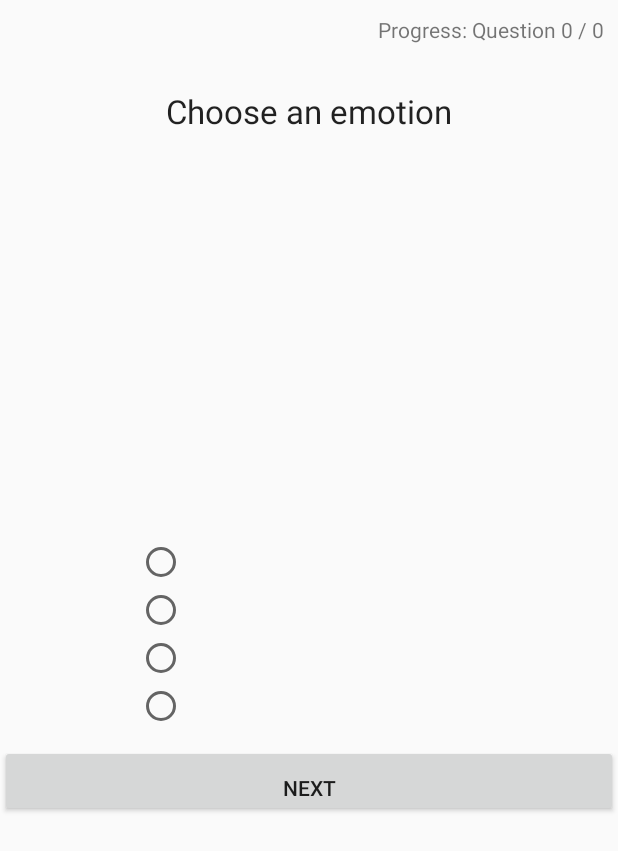
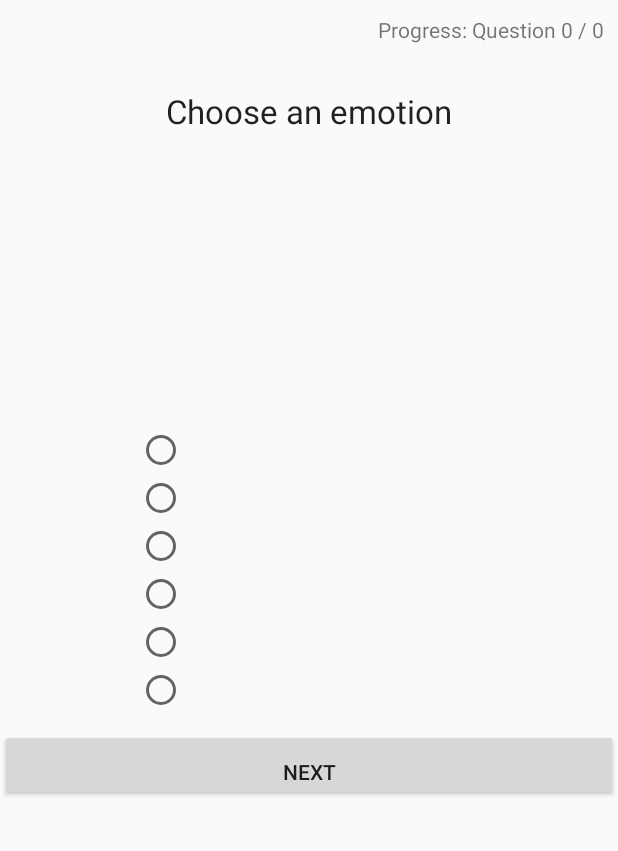
Before and after one commit to bustosalex/color-app, an Android app: the layout activity_survey.xml on its own in the app's theme, with its tools: preview values and no code run, on a phone screen of 412 x 824 dp. Shown: the top 851 px of the screen. Run offline under Robolectric (Android 15) with nearby library versions, the phone set to English and light mode, and no system bars.

Commit message:
Communicated with the server now and instead of having four options the user now has six, also made changes to the User class and the Last Question.xml so that it now asks the user for their favorite color

```diff
--- a/app/src/main/java/com/example/alex/colorapp/QuestionActivity.java
+++ b/app/src/main/java/com/example/alex/colorapp/QuestionActivity.java
@@ -20,6 +20,7 @@ public class QuestionActivity extends AppCompatActivity implements AdapterView.O
     private Spinner spinner;
     private Button startQuiz;
     private static final String[]options = {"Male", "Female", "Transgender", "Do not want to choose"};
+    private EditText favoriteColor;
     private EditText age;
     protected void onCreate(Bundle savedInstanceState) {
 
@@ -27,6 +28,8 @@ public class QuestionActivity extends AppCompatActivity implements AdapterView.O
         setContentView(R.layout.last_question);
         spinner = (Spinner)findViewById(R.id.spinner);
         age = (EditText) findViewById(R.id.editAge);
+        favoriteColor = (EditText) findViewById(R.id.editFavColor);
+
         ArrayAdapter<String>adapter = new ArrayAdapter<String>(QuestionActivity.this,
                 android.R.layout.simple_spinner_item,options);
 
@@ -48,7 +51,8 @@ public class QuestionActivity extends AppCompatActivity implements AdapterView.O
         if(conditionsAreMet()==true) {
             String userAge = age.getText().toString();
             String userGender = spinner.getSelectedItem().toString();
-            User user = new User (userGender, userAge);
+            String userFavoriteColor = favoriteColor.getText().toString();
+            User user = new User (userGender, userAge, userFavoriteColor);
             Intent intent = new Intent(this, SurveyActivity.class);
             intent.putExtra("UserObject", user);
             Log.d("PassedUserObject", user.toString());
--- a/app/src/main/java/com/example/alex/colorapp/SurveyActivity.java
+++ b/app/src/main/java/com/example/alex/colorapp/SurveyActivity.java
@@ -25,7 +25,7 @@ public class SurveyActivity extends AppCompatActivity {
 
     ImageView image;
     Button next;
-    private RadioButton[] radioButtons = new RadioButton[4];
+    private RadioButton[] radioButtons = new RadioButton[6];
     private Map<String, String> allCorrectAnswers= new HashMap<>(); //allAnswers in sportsQuiz app
     private String[] colorArray = new String[]{"blue","green","orange",
             "purple","red", "yellow"};
@@ -48,6 +48,8 @@ public class SurveyActivity extends AppCompatActivity {
         radioButtons[1] = (RadioButton) findViewById(R.id.radio_button_2);
         radioButtons[2] = (RadioButton) findViewById(R.id.radio_button_3);
         radioButtons[3] = (RadioButton) findViewById(R.id.radio_button_4);
+        radioButtons[4] = (RadioButton) findViewById(R.id.radio_button_5);
+        radioButtons[5] = (RadioButton) findViewById(R.id.radio_button_6);
 
 
         questionNumber = 0;
@@ -78,6 +80,7 @@ public class SurveyActivity extends AppCompatActivity {
             Log.d("LastAnswer", selectedAnswers.get("yellow"));
             currentUser.setHashMap(selectedAnswers);
             Log.d("UserSet", currentUser.getHashMap().get("yellow"));
+
             UserLocalStore store = new UserLocalStore(this);
             store.storeUserData(currentUser);
             ServerRequest serverRequest = new ServerRequest(this);
--- a/app/src/main/res/layout/activity_survey.xml
+++ b/app/src/main/res/layout/activity_survey.xml
@@ -57,6 +57,14 @@
             android:id="@+id/radio_button_4"
             android:layout_height="wrap_content"
             android:layout_width="wrap_content"/>
+        <RadioButton
+            android:id="@+id/radio_button_5"
+            android:layout_height="wrap_content"
+            android:layout_width="wrap_content"/>
+        <RadioButton
+            android:id="@+id/radio_button_6"
+            android:layout_height="wrap_content"
+            android:layout_width="wrap_content"/>
 
     </RadioGroup>
 
--- a/app/src/main/res/layout/last_question.xml
+++ b/app/src/main/res/layout/last_question.xml
@@ -32,6 +32,10 @@
                 android:id="@+id/editAge"
                 android:hint="13-35"
                 />
+            <EditText
+                android:id="@+id/editFavColor"
+                android:hint="red"
+                />
         </TableRow>
 
     </TableLayout>
--- a/app/src/main/res/values/dimens.xml
+++ b/app/src/main/res/values/dimens.xml
@@ -3,6 +3,6 @@
     <dimen name="activity_horizontal_margin">16dp</dimen>
     <dimen name="activity_vertical_margin">16dp</dimen>
     <dimen name="fab_margin">16dp</dimen>
-    <dimen name="color_width">300dp</dimen>
-    <dimen name="color_height">250dp</dimen>
+    <dimen name="color_width">250dp</dimen>
+    <dimen name="color_height">175dp</dimen>
 </resources>
```
Also changed, not shown: app/src/main/java/com/example/alex/colorapp/ServerRequest.java (+5 -2 lines), app/src/main/java/com/example/alex/colorapp/User.java (+10 -1 lines).
